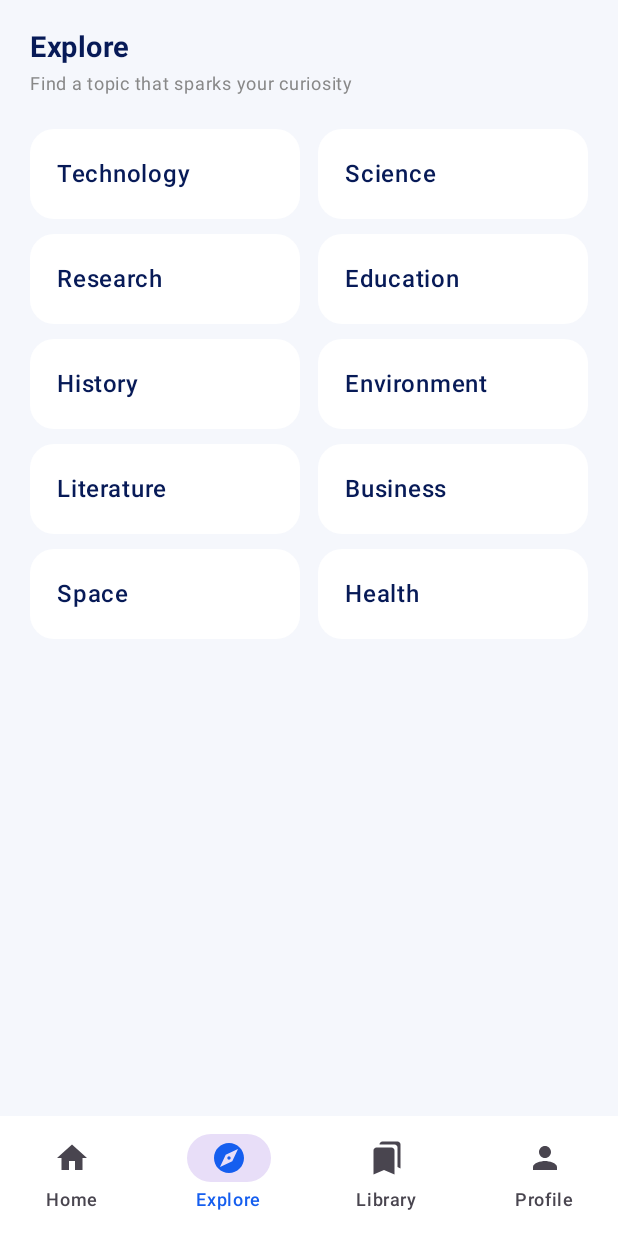
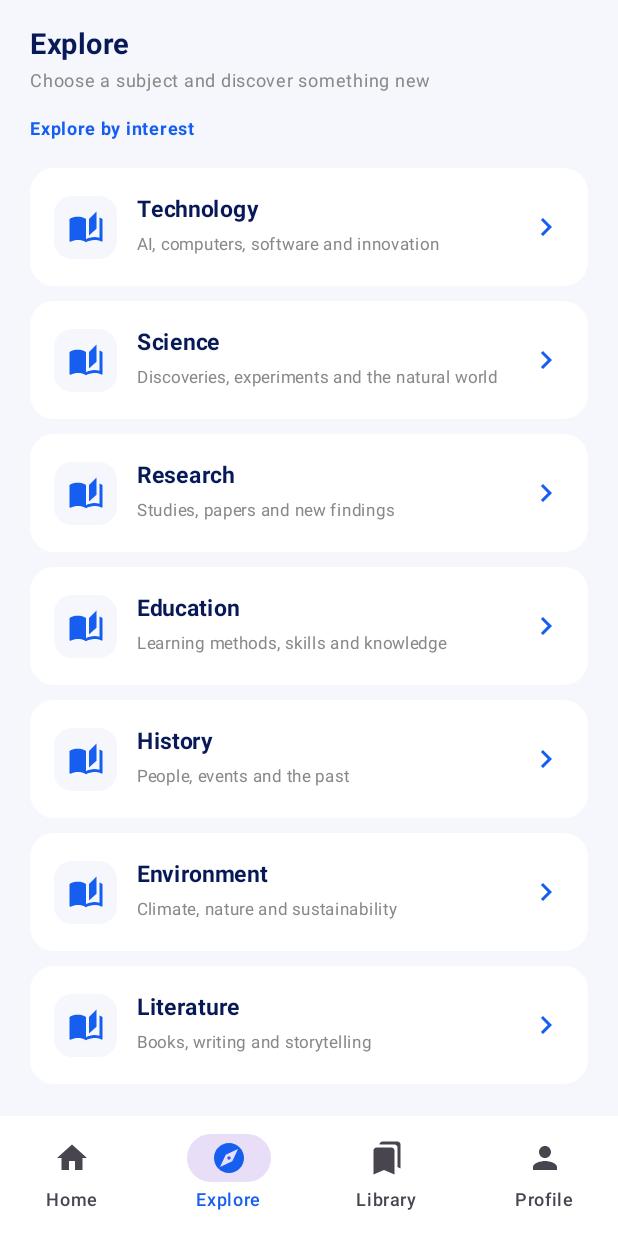
Before and after one commit to Ritik-Raj-7079/Updates-Android, an Android app built with Jetpack Compose: the composable UpdatesApp shown on its own in the app's theme, item 2 of the bottom bar chosen, on a phone screen of 412 x 824 dp. Run offline under Robolectric (Android 15) with nearby library versions, the phone set to English and light mode, and no system bars.

Commit message:
Build interactive Explore categories and discovery feed

```diff
--- a/app/src/main/java/com/updates/app/MainActivity.kt
+++ b/app/src/main/java/com/updates/app/MainActivity.kt
@@ -72,6 +72,7 @@ private fun UpdatesApp(
     var query by remember { mutableStateOf("") }
     var saved by remember { mutableStateOf(setOf<String>()) }
     var openedStory by remember { mutableStateOf<Story?>(null) }
+    var selectedFeedCategory by remember { mutableStateOf("For You") }
 
     val stories = listOf(
         Story("TECHNOLOGY", "How artificial intelligence is changing everyday life", "A beginner-friendly look at the ideas and tools shaping the next generation of technology.", "5 min read"),
@@ -79,7 +80,12 @@ private fun UpdatesApp(
         Story("RESEARCH", "Inside the world of open scientific research", "Learn how research papers are shared, reviewed and used to build new knowledge.", "8 min read"),
         Story("EDUCATION", "Small learning habits that make a big difference", "Practical ways to stay curious, organize ideas and keep learning every day.", "4 min read"),
         Story("HISTORY", "How ancient ideas shaped the modern world", "Discover the connections between historical discoveries and life today.", "6 min read"),
-        Story("SPACE", "A closer look at distant galaxies", "Explore how astronomers study objects far beyond our solar system.", "6 min read")
+        Story("SPACE", "A closer look at distant galaxies", "Explore how astronomers study objects far beyond our solar system.", "6 min read"),
+        Story("ENVIRONMENT", "Everyday choices for a cleaner environment", "Discover practical ideas for reducing waste, saving resources and understanding environmental challenges.", "5 min read"),
+        Story("LITERATURE", "Why stories remain powerful across generations", "Explore how books and storytelling preserve ideas, cultures and human experiences.", "6 min read"),
+        Story("BUSINESS", "How small businesses turn ideas into value", "A simple introduction to customers, planning, innovation and responsible business growth.", "5 min read"),
+        Story("HEALTH", "Understanding the science of good sleep", "Learn why sleep matters for learning, focus and everyday wellbeing.", "4 min read"),
+        Story("NEWS", "How to read the news with a critical mind", "Learn to check sources, compare reports and separate verified information from opinion.", "4 min read")
     )
 
     MaterialTheme(
@@ -121,6 +127,12 @@ private fun UpdatesApp(
                 },
                 stories = stories,
                 selectedTopics = selectedTopics,
+                selectedFeedCategory = selectedFeedCategory,
+                onFeedCategoryChange = { selectedFeedCategory = it },
+                onExploreCategory = { category ->
+                    selectedFeedCategory = category
+                    selectedTab = "Home"
+                },
                 onOpenStory = { openedStory = it }
             )
         }
@@ -266,6 +278,9 @@ private fun MainDashboard(
     onSave: (String) -> Unit,
     stories: List<Story>,
     selectedTopics: Set<String>,
+    selectedFeedCategory: String,
+    onFeedCategoryChange: (String) -> Unit,
+    onExploreCategory: (String) -> Unit,
     onOpenStory: (Story) -> Unit
 ) {
     Scaffold(
@@ -292,8 +307,8 @@ private fun MainDashboard(
     ) { padding ->
         Column(Modifier.fillMaxSize().padding(padding)) {
             when (selectedTab) {
-                "Home" -> HomeScreen(stories, query, onQueryChange, saved, onSave, selectedTopics, onOpenStory)
-                "Explore" -> ExploreScreen { onTabSelected("Home") }
+                "Home" -> HomeScreen(stories, query, onQueryChange, saved, onSave, selectedTopics, selectedFeedCategory, onFeedCategoryChange, onOpenStory)
+                "Explore" -> ExploreScreen(onExploreCategory)
                 "Library" -> LibraryScreen(stories.filter { it.title in saved }, onOpenStory)
                 else -> ProfileScreen()
             }
@@ -309,10 +324,11 @@ private fun HomeScreen(
     saved: Set<String>,
     onSave: (String) -> Unit,
     selectedTopics: Set<String>,
+    selectedFeedCategory: String,
+    onFeedCategoryChange: (String) -> Unit,
     onOpenStory: (Story) -> Unit
 ) {
-    var selectedFeedCategory by remember { mutableStateOf("For You") }
-    val feedCategories = listOf("For You", "Research", "Stories", "Science", "Technology")
+    val feedCategories = listOf("For You", "News", "Research", "Stories") + Topics
     LazyColumn(
         modifier = Modifier.fillMaxSize(),
         contentPadding = PaddingValues(horizontal = 20.dp, vertical = 18.dp),
@@ -355,7 +371,7 @@ private fun HomeScreen(
         item {
             LazyRow(horizontalArrangement = Arrangement.spacedBy(8.dp)) {
                 items(feedCategories) { category ->
-                    FilterChip(selected = selectedFeedCategory == category, onClick = { selectedFeedCategory = category }, label = { Text(category) })
+                    FilterChip(selected = selectedFeedCategory == category, onClick = { onFeedCategoryChange(category) }, label = { Text(category) })
                 }
             }
         }
@@ -368,11 +384,9 @@ private fun HomeScreen(
         }
         val filtered = stories.filter {
             val matchesSearch = query.isBlank() || it.title.contains(query, true) || it.category.contains(query, true) || it.summary.contains(query, true)
-            val matchesInterest = selectedTopics.isEmpty() || it.category.lowercase() in selectedTopics.map { topic -> topic.lowercase() }
+            val matchesInterest = selectedFeedCategory != "For You" || selectedTopics.isEmpty() || it.category.lowercase() in selectedTopics.map { topic -> topic.lowercase() }
             val matchesFeed = when (selectedFeedCategory) {
                 "For You" -> true
-                "News" -> it.category == "NEWS"
-                "Research" -> it.category == "RESEARCH"
                 "Stories" -> it.category == "HISTORY" || it.category == "LITERATURE"
                 else -> it.category.equals(selectedFeedCategory, ignoreCase = true)
             }
@@ -450,19 +464,44 @@ private fun ArticleReaderScreen(story: Story, isSaved: Boolean, onBack: () -> Un
     }
 }
 @Composable
-private fun ExploreScreen(onChoose: () -> Unit) {
-    Column(Modifier.fillMaxSize().padding(20.dp)) {
-        SectionTitle("Explore", "Find a topic that sparks your curiosity")
-        Spacer(Modifier.height(18.dp))
-        Topics.chunked(2).forEach { row ->
-            Row(horizontalArrangement = Arrangement.spacedBy(12.dp), modifier = Modifier.fillMaxWidth()) {
-                row.forEach { category ->
-                    Card(
-                        modifier = Modifier.weight(1f).padding(bottom = 10.dp).clickable { onChoose() },
-                        colors = CardDefaults.cardColors(containerColor = Color.White),
-                        shape = RoundedCornerShape(16.dp)
+private fun ExploreScreen(onChooseCategory: (String) -> Unit) {
+    val descriptions = mapOf(
+        "Technology" to "AI, computers, software and innovation",
+        "Science" to "Discoveries, experiments and the natural world",
+        "Research" to "Studies, papers and new findings",
+        "Education" to "Learning methods, skills and knowledge",
+        "History" to "People, events and the past",
+        "Environment" to "Climate, nature and sustainability",
+        "Literature" to "Books, writing and storytelling",
+        "Business" to "Ideas, markets and entrepreneurship",
+        "Space" to "Astronomy, planets and the universe",
+        "Health" to "Wellbeing and health science"
+    )
+    Column(Modifier.fillMaxSize().padding(horizontal = 20.dp, vertical = 18.dp)) {
+        SectionTitle("Explore", "Choose a subject and discover something new")
+        Spacer(Modifier.height(8.dp))
+        Text("Explore by interest", color = Blue, fontSize = 12.sp, fontWeight = FontWeight.Bold)
+        Spacer(Modifier.height(14.dp))
+        LazyColumn(verticalArrangement = Arrangement.spacedBy(10.dp)) {
+            items(Topics) { category ->
+                Card(
+                    modifier = Modifier.fillMaxWidth().clickable { onChooseCategory(category) },
+                    colors = CardDefaults.cardColors(containerColor = Color.White),
+                    shape = RoundedCornerShape(16.dp)
+                ) {
+                    Row(
+                        modifier = Modifier.fillMaxWidth().padding(horizontal = 16.dp, vertical = 15.dp),
+                        verticalAlignment = Alignment.CenterVertically
                     ) {
-                        Text(category, modifier = Modifier.fillMaxWidth().padding(18.dp), color = Navy, fontWeight = FontWeight.SemiBold)
+                        Box(Modifier.size(42.dp).background(Page, RoundedCornerShape(12.dp)), contentAlignment = Alignment.Center) {
+                            Icon(Icons.Filled.AutoStories, contentDescription = null, tint = Blue)
+                        }
+                        Spacer(Modifier.width(13.dp))
+                        Column(Modifier.weight(1f)) {
+                            Text(category, color = Navy, fontWeight = FontWeight.Bold, fontSize = 15.sp)
+                            Text(descriptions[category] ?: "Explore this subject", color = Color.Gray, fontSize = 11.sp)
+                        }
+                        Icon(Icons.Filled.ChevronRight, contentDescription = "Open $category", tint = Blue)
                     }
                 }
             }
```
